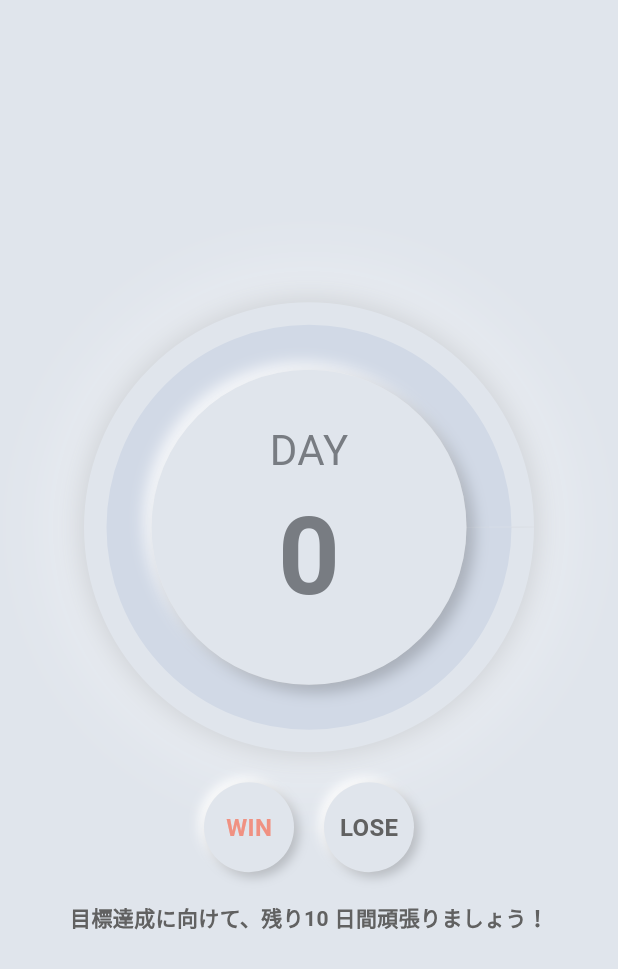
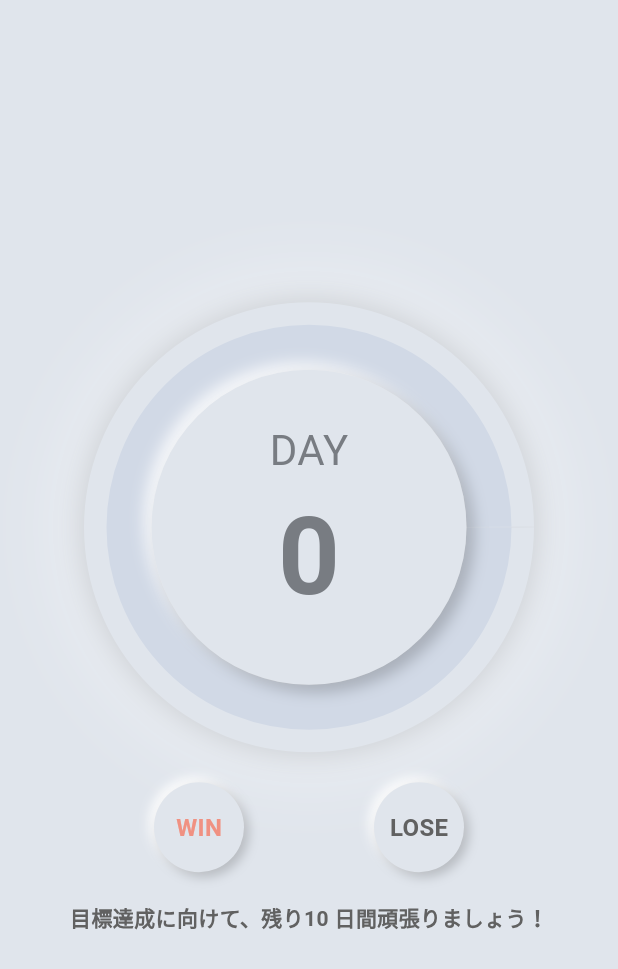
Before and after one commit to mknifish/nailgrow_flutter, a Flutter app: the HomeScreen screen opened directly, on a phone screen of 412 x 824 dp. Shown: the top 969 px of the screen. Run offline on Flutter 3.47's test engine with Material 3 defaults, Android fonts, the phone set to English and light mode, and no system bars; our stand-ins replace firebase_core, shared_preferences; accounts and stored records are empty; generated files the repository leaves out were written again.

Commit message:
ホーム画面のボタンの配置を調整

```diff
--- a/lib/screens/home_screen.dart
+++ b/lib/screens/home_screen.dart
@@ -163,7 +163,7 @@ Widget _buildProgressIndicator(ProgressProvider progressProvider, double progres
 
   Widget _buildActionButtons(BuildContext context, ProgressProvider progressProvider) {
     return Row(
-      mainAxisAlignment: MainAxisAlignment.center,
+      mainAxisAlignment: MainAxisAlignment.spaceEvenly,
       children: [
         _buildNeumorphicButton(
           label: 'WIN',
@@ -172,7 +172,6 @@ Widget _buildProgressIndicator(ProgressProvider progressProvider, double progres
           },
           color: Color(0xFFF09182),
         ),
-        SizedBox(width: 20),
         _buildNeumorphicButton(
           label: 'LOSE',
           onPressed: () async {
```
